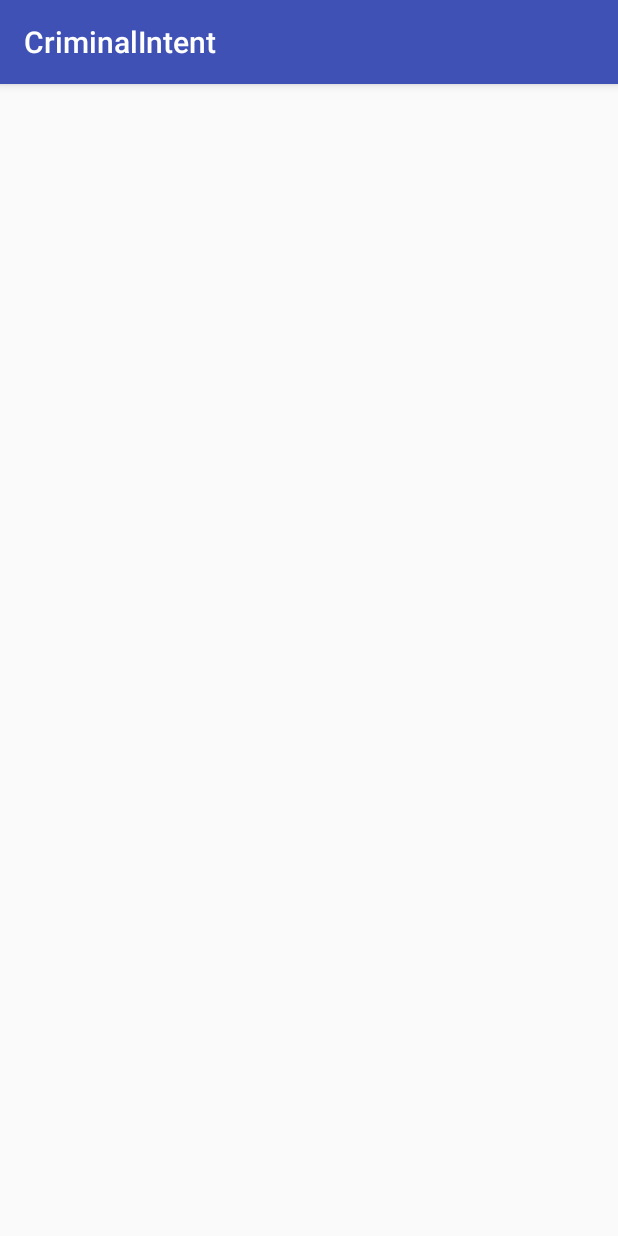
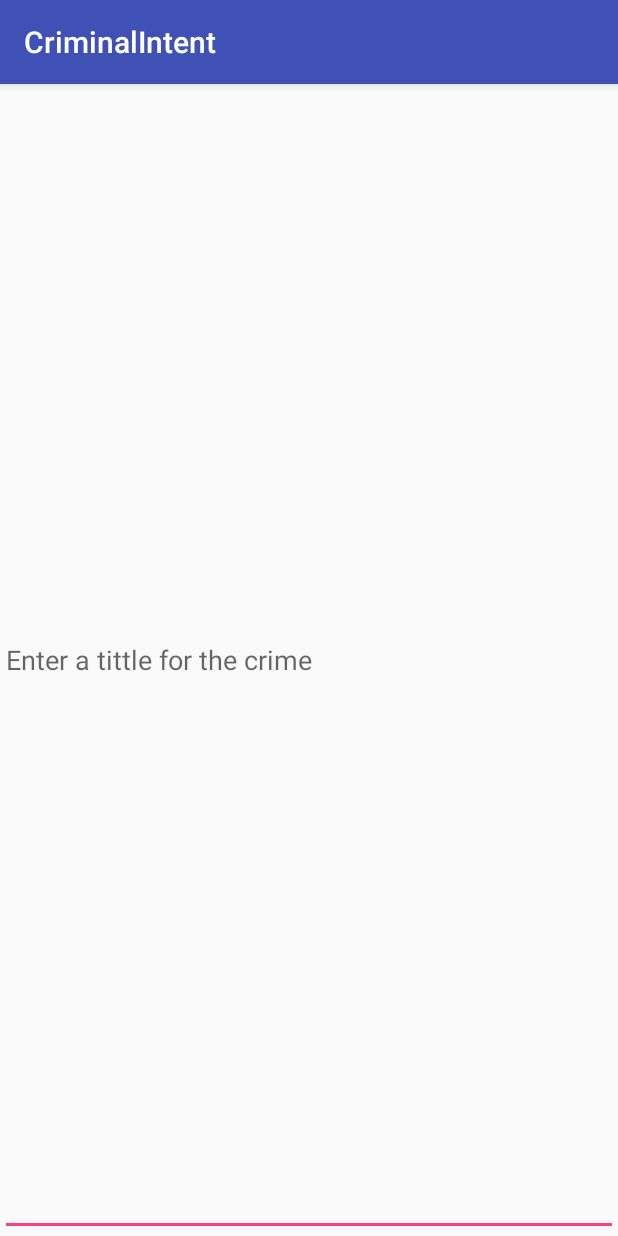
Before and after one commit to M0N3/CriminalIntent, an Android app: the screen it shows after launch (CrimeActivity), on a phone screen of 412 x 824 dp. Run offline under Robolectric (Android 15) with nearby library versions, the phone set to English and light mode, and no system bars.

Commit message:
CrimeFragment added

```diff
--- a/app/src/main/java/com/example/illum/criminalintent/Crime.java
+++ b/app/src/main/java/com/example/illum/criminalintent/Crime.java
@@ -10,9 +10,6 @@ public class Crime {
     private UUID mId;
     private String mTittle;
 
-    public UUID getmId() {
-        return mId;
-    }
 
     public UUID getId() {
         return mId;
--- a/app/src/main/java/com/example/illum/criminalintent/CrimeActivity.java
+++ b/app/src/main/java/com/example/illum/criminalintent/CrimeActivity.java
@@ -1,5 +1,7 @@
 package com.example.illum.criminalintent;
 
+import android.support.v4.app.Fragment;
+import android.support.v4.app.FragmentManager;
 import android.support.v7.app.AppCompatActivity;
 import android.os.Bundle;
 
@@ -9,5 +11,14 @@ public class CrimeActivity extends AppCompatActivity {
     protected void onCreate(Bundle savedInstanceState) {
         super.onCreate(savedInstanceState);
         setContentView(R.layout.activity_crime);
+
+        FragmentManager fm = getSupportFragmentManager();
+        Fragment fragment = fm.findFragmentById(R.id.fragmentContainer);
+        if(fragment == null){
+            fragment = new CrimeFragment();
+            fm.beginTransaction()
+                    .add(R.id.fragmentContainer, fragment)
+                    .commit();
+        }
     }
 }
--- /dev/null
+++ b/app/src/main/java/com/example/illum/criminalintent/CrimeFragment.java
@@ -0,0 +1,50 @@
+package com.example.illum.criminalintent;
+
+import android.os.Bundle;
+import android.support.annotation.Nullable;
+import android.support.v4.app.Fragment;
+import android.text.Editable;
+import android.text.TextWatcher;
+import android.view.LayoutInflater;
+import android.view.View;
+import android.view.ViewGroup;
+import android.widget.EditText;
+
+/**
+ * Created by illum on 3/26/2017.
+ */
+
+public class CrimeFragment extends Fragment {
+    private Crime mCrime;
+    private EditText mTitleField;
+
+    @Nullable
+    @Override
+    public View onCreateView(LayoutInflater inflater, @Nullable ViewGroup container, @Nullable Bundle savedInstanceState) {
+        View v = inflater.inflate(R.layout.fragment_crime, container, false);
+        mTitleField = (EditText) v.findViewById(R.id.crime_title);
+        mTitleField.addTextChangedListener(new TextWatcher() {
+            @Override
+            public void beforeTextChanged(CharSequence s, int start, int count, int after) {
+
+            }
+
+            @Override
+            public void onTextChanged(CharSequence s, int start, int before, int count) {
+                mCrime.setTittle(s.toString());
+            }
+
+            @Override
+            public void afterTextChanged(Editable s) {
+
+            }
+        });
+        return v;
+    }
+
+    @Override
+    public void onCreate(@Nullable Bundle savedInstanceState) {
+        super.onCreate(savedInstanceState);
+        mCrime = new Crime();
+    }
+}
--- a/app/src/main/res/layout/activity_crime.xml
+++ b/app/src/main/res/layout/activity_crime.xml
@@ -1,6 +1,6 @@
 <?xml version="1.0" encoding="utf-8"?>
 <FrameLayout xmlns:android="http://schemas.android.com/apk/res/android"
-    android:id="@+id/fragmentContainer"
-    android:layout_width="match_parent"
-    android:layout_height="match_parent"
+             android:id="@+id/fragmentContainer"
+             android:layout_width="match_parent"
+             android:layout_height="match_parent"
     />
--- /dev/null
+++ b/app/src/main/res/layout/fragment_crime.xml
@@ -0,0 +1,11 @@
+<?xml version="1.0" encoding="utf-8"?>
+<LinearLayout xmlns:android="http://schemas.android.com/apk/res/android"
+              android:orientation="vertical"
+              android:layout_width="match_parent"
+              android:layout_height="match_parent">
+<EditText
+    android:id="@+id/crime_title"
+    android:layout_width="match_parent"
+    android:layout_height="match_parent"
+    android:hint="@string/crime_tittle_hint"/>
+</LinearLayout>
--- a/app/src/main/res/values/strings.xml
+++ b/app/src/main/res/values/strings.xml
@@ -1,3 +1,4 @@
 <resources>
     <string name="app_name">CriminalIntent</string>
+    <string name="crime_tittle_hint">Enter a tittle for the crime</string>
 </resources>
```
